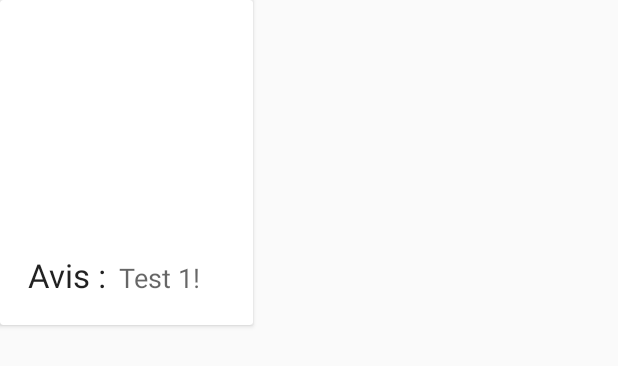
After one commit to Joker974Fc/Appli-Android-Where, an Android app: the layout avis_item.xml on its own in the app's theme, with its tools: preview values and no code run, on a phone screen of 412 x 824 dp. The commit adds this screen. Shown: the top 366 px of the screen. Run offline under Robolectric (Android 15) with nearby library versions, the phone set to English and light mode, and no system bars.

Commit message:
17/11/2020 section avis client opérationnel.

```diff
--- a/app/src/main/res/layout/activity_main2.xml
+++ b/app/src/main/res/layout/activity_main2.xml
@@ -10,15 +10,15 @@
 
     <ImageView
         android:id="@+id/imgFing"
-        android:src="@drawable/ic_finger"
         android:layout_width="100dp"
         android:layout_height="100dp"
+        android:src="@drawable/ic_finger"
         app:layout_constraintBottom_toBottomOf="parent"
         app:layout_constraintEnd_toEndOf="parent"
         app:layout_constraintHorizontal_bias="0.498"
         app:layout_constraintStart_toStartOf="parent"
         app:layout_constraintTop_toTopOf="parent"
-        app:layout_constraintVertical_bias="0.161" />
+        app:layout_constraintVertical_bias="0.22" />
 
     <TextView
         android:id="@+id/textView3"
--- /dev/null
+++ b/app/src/main/res/layout/avis_item.xml
@@ -0,0 +1,48 @@
+<?xml version="1.0" encoding="utf-8"?>
+<androidx.cardview.widget.CardView
+    xmlns:android="http://schemas.android.com/apk/res/android" android:layout_width="wrap_content"
+    android:layout_height="wrap_content" android:orientation="vertical">
+
+    <LinearLayout
+        android:orientation="vertical"
+        android:padding="5dp"
+        android:layout_margin="4dp"
+        android:layout_width="match_parent"
+        android:layout_height="match_parent">
+
+        <ImageView
+            android:id="@+id/camimg"
+            android:layout_width="150dp"
+            android:layout_height="150dp"/>
+
+        <LinearLayout
+            android:padding="5dp"
+            android:layout_width="wrap_content"
+            android:layout_height="wrap_content"
+            android:orientation="horizontal">
+
+            <TextView
+                android:layout_width="match_parent"
+                android:layout_height="wrap_content"
+                android:padding="4dp"
+                android:text="Avis :"
+                android:textAppearance="@style/TextAppearance.AppCompat.Large" />
+
+            <TextView
+                android:id="@+id/camtxt"
+                android:layout_width="match_parent"
+                android:layout_height="wrap_content"
+                android:padding="4dp"
+                android:text="Test 1!"
+                android:textAppearance="@style/TextAppearance.AppCompat.Medium" />
+
+        </LinearLayout>
+
+
+
+
+
+
+    </LinearLayout>
+
+</androidx.cardview.widget.CardView>
```
Also changed, not shown: app/src/main/java/com/example/where/AvisActivity2.java (added, +41 -0 lines), app/src/main/java/com/example/where/MainActivity.java (+9 -4 lines), app/src/main/java/com/example/where/MainActivity3.java (+52 -30 lines), app/src/main/java/com/example/where/adapter/AvisAdapter.java (added, +52 -0 lines), app/src/main/java/com/example/where/dataBases/DataBaseOpenhelp2.java (added, +82 -0 lines), app/src/main/res/layout/activity_main3.xml (+17 -3 lines).
